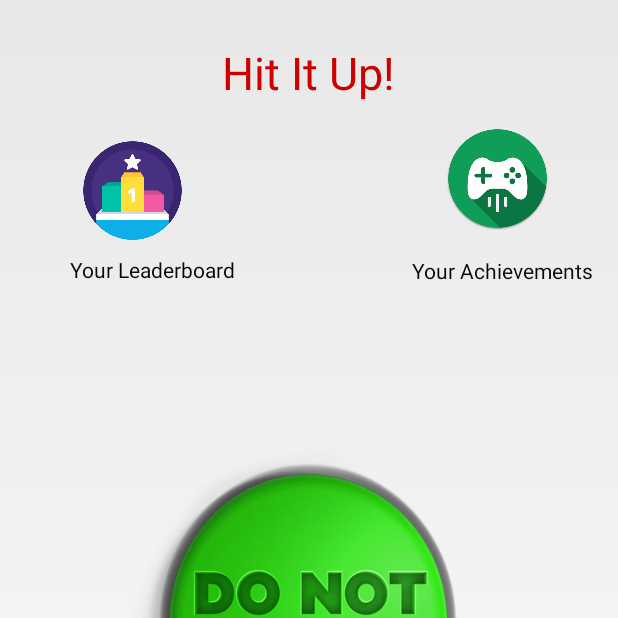
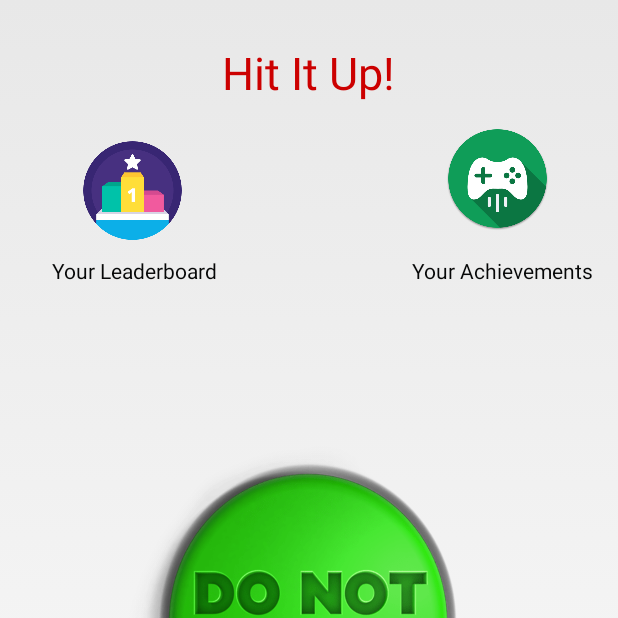
Before and after one commit to nnishad/OneTapXP_Booster, an Android app: the screen it shows after launch (MainActivity), on a phone screen of 412 x 824 dp, the top half of it. Run offline under Robolectric (Android 15) with nearby library versions, the phone set to English and light mode, and no system bars; our stand-ins replace AdMob; 3 statements that could not run were skipped.

Commit message:
Values Reversed

```diff
--- a/app/src/main/res/layout/activity_main.xml
+++ b/app/src/main/res/layout/activity_main.xml
@@ -101,10 +101,10 @@
             android:textColor="#060707"
             app:layout_constraintBottom_toBottomOf="parent"
             app:layout_constraintEnd_toEndOf="parent"
-            app:layout_constraintHorizontal_bias="0.246"
+            app:layout_constraintHorizontal_bias="0.168"
             app:layout_constraintStart_toStartOf="parent"
             app:layout_constraintTop_toBottomOf="@+id/button_invite_players"
-            app:layout_constraintVertical_bias="0.0" />
+            app:layout_constraintVertical_bias="0.001" />
 
         <TextView
             android:id="@+id/textView3"
```
